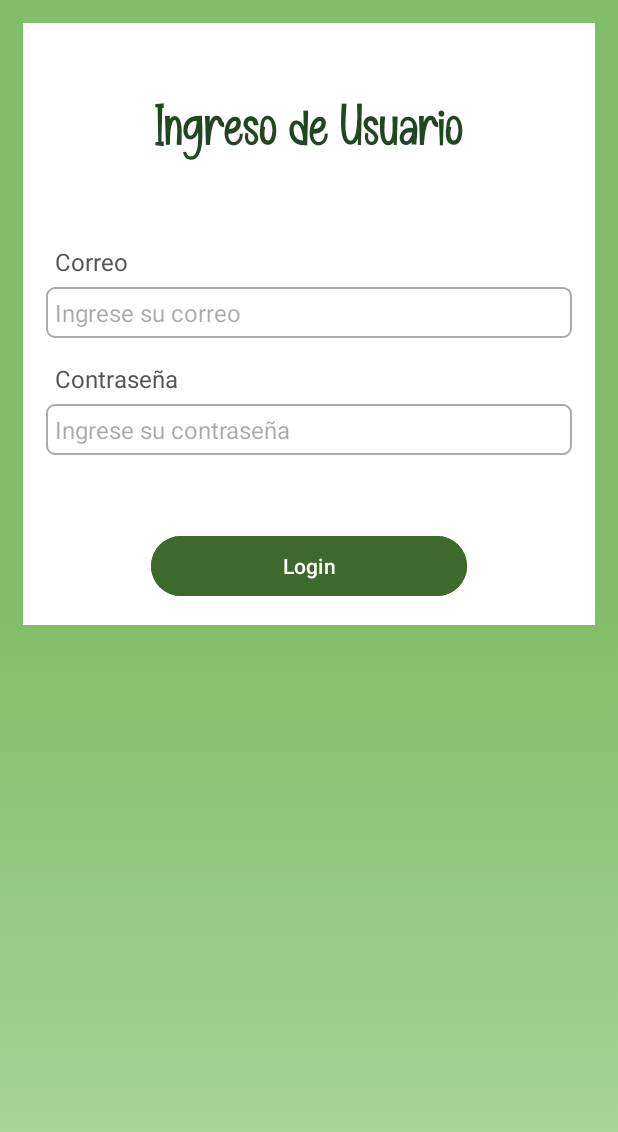
After one commit to wooshidoo/Vetgan_App, an Android app: the LoginActivity screen opened directly, with no data from a screen before it, on a phone screen of 412 x 824 dp. The commit adds this screen. Shown: the top 1132 px of the screen. Run offline under Robolectric (Android 15) with nearby library versions, the phone set to English and light mode, and no system bars; our stand-ins replace Firebase (no records; nobody signed in at launch, a user with empty details on screens opened directly).

Commit message:
UI Login Verificacion de Datos de Usuario Registrados

```diff
--- a/app/src/main/AndroidManifest.xml
+++ b/app/src/main/AndroidManifest.xml
@@ -13,6 +13,9 @@
         android:theme="@style/Theme.Vetgan"
         tools:targetApi="31">
         <activity
+            android:name=".LoginActivity"
+            android:exported="false" />
+        <activity
             android:name=".RegisterActivity"
             android:exported="false" />
         <activity
--- /dev/null
+++ b/app/src/main/java/com/example/vetgan/LoginActivity.java
@@ -0,0 +1,82 @@
+package com.example.vetgan;
+
+import android.os.Bundle;
+import android.text.TextUtils;
+import android.util.Patterns;
+import android.view.View;
+import android.widget.Button;
+import android.widget.EditText;
+import android.widget.ProgressBar;
+import android.widget.Toast;
+
+import androidx.activity.EdgeToEdge;
+import androidx.annotation.NonNull;
+import androidx.appcompat.app.AppCompatActivity;
+
+
+import com.google.android.gms.tasks.OnCompleteListener;
+import com.google.android.gms.tasks.Task;
+import com.google.firebase.auth.AuthResult;
+import com.google.firebase.auth.FirebaseAuth;
+
+public class LoginActivity extends AppCompatActivity {
+
+    private EditText editTextLoginEmail, editTextLoginPwd;
+    private ProgressBar progressBar;
+    private FirebaseAuth authProfile;
+
+    @Override
+    protected void onCreate(Bundle savedInstanceState) {
+        super.onCreate(savedInstanceState);
+        EdgeToEdge.enable(this);
+        setContentView(R.layout.activity_login);
+
+        editTextLoginEmail = findViewById(R.id.edText_login_email);
+        editTextLoginPwd = findViewById(R.id.edText_login_pwd);
+        progressBar = findViewById(R.id.progressBar);
+
+        authProfile = FirebaseAuth.getInstance();
+
+        //Login Usuario
+        Button buttonLogin = findViewById(R.id.button_login);
+        buttonLogin.setOnClickListener(new View.OnClickListener() {
+            @Override
+            public void onClick(View view) {
+                String textEmail = editTextLoginEmail.getText().toString();
+                String textPwd = editTextLoginPwd.getText().toString();
+
+                if(TextUtils.isEmpty(textEmail)){
+                    Toast.makeText(LoginActivity.this, "Porfavor, ingresa tu correo", Toast.LENGTH_SHORT).show();
+                    editTextLoginEmail.setError("Correo Obligatorio");
+                    editTextLoginEmail.requestFocus();
+                } else if(!Patterns.EMAIL_ADDRESS.matcher(textEmail).matches()){
+                    Toast.makeText(LoginActivity.this, "Porfavor, re-ingresa tu correo", Toast.LENGTH_SHORT).show();
+                    editTextLoginEmail.setError("Correo Válido Obligatorio");
+                    editTextLoginEmail.requestFocus();
+                } else if(TextUtils.isEmpty(textPwd)){
+                    Toast.makeText(LoginActivity.this, "Porfavor, ingresa tu clave", Toast.LENGTH_SHORT).show();
+                    editTextLoginPwd.setError("Clave Obligatoria");
+                    editTextLoginPwd.requestFocus();
+                } else{
+                    progressBar.setVisibility(View.VISIBLE);
+                    loginUser(textEmail, textPwd);
+                }
+            }
+        });
+
+    }
+
+    private void loginUser(String email, String pwd) {
+        authProfile.signInWithEmailAndPassword(email, pwd).addOnCompleteListener(new OnCompleteListener<AuthResult>() {
+            @Override
+            public void onComplete(@NonNull Task<AuthResult> task) {
+                if(task.isSuccessful()){
+                    Toast.makeText(LoginActivity.this, "Inicio de sesion exitoso", Toast.LENGTH_SHORT).show();
+                } else{
+                    Toast.makeText(LoginActivity.this, "Algo salio mal!", Toast.LENGTH_SHORT).show();
+                }
+                progressBar.setVisibility(View.GONE);
+            }
+        });
+    }
+}
--- a/app/src/main/java/com/example/vetgan/MainActivity.java
+++ b/app/src/main/java/com/example/vetgan/MainActivity.java
@@ -20,7 +20,6 @@ public class MainActivity extends AppCompatActivity {
         setContentView(R.layout.activity_main);
 
         //INTERFAZ LOGIN
-        /*
         Button buttonLogin = findViewById(R.id.button_login);
         buttonLogin.setOnClickListener(new View.OnClickListener() {
             @Override
@@ -28,7 +27,7 @@ public class MainActivity extends AppCompatActivity {
                 Intent intent = new Intent(MainActivity.this, LoginActivity.class);
                 startActivity(intent);
             }
-        }); */
+        });
 
         //INTERFAZ REGISTRO
         Button buttonRegister = findViewById(R.id.button_register);
--- /dev/null
+++ b/app/src/main/res/layout/activity_login.xml
@@ -0,0 +1,101 @@
+<?xml version="1.0" encoding="utf-8"?>
+<ScrollView xmlns:android="http://schemas.android.com/apk/res/android"
+    xmlns:app="http://schemas.android.com/apk/res-auto"
+    xmlns:tools="http://schemas.android.com/tools"
+    android:id="@+id/main"
+    android:layout_width="match_parent"
+    android:layout_height="match_parent"
+    tools:context=".LoginActivity"
+    android:background="@drawable/fondo_degradado">
+
+    <RelativeLayout
+        android:layout_width="match_parent"
+        android:layout_height="wrap_content"
+        android:padding="15dp"
+        android:layout_margin="15dp"
+        android:background="@color/blanco">
+
+        <TextView
+            android:layout_width="match_parent"
+            android:layout_height="wrap_content"
+            android:id="@+id/txtV_login_head"
+            android:layout_marginTop="30dp"
+            android:text="Ingreso de Usuario"
+            android:textSize="40dp"
+            android:textColor="#224524"
+            android:fontFamily="@font/beach"
+            android:textAlignment="center"
+            android:textAppearance="@style/TextAppearance.AppCompat.Headline"/>
+
+        <TextView
+            android:layout_width="match_parent"
+            android:layout_height="wrap_content"
+            android:id="@+id/txtV_login_email"
+            android:layout_marginTop="50dp"
+            android:layout_below="@id/txtV_login_head"
+            android:text="Correo"
+            android:padding="6dp"
+            android:textColor="#555555"
+            android:textSize="16sp"/>
+
+        <EditText
+            android:layout_width="match_parent"
+            android:layout_height="wrap_content"
+            android:id="@+id/edText_login_email"
+            android:layout_below="@id/txtV_login_email"
+            android:hint="Ingrese su correo"
+            android:textColor="#000000"
+            android:inputType="textEmailAddress"
+            android:padding="6dp"
+            android:textSize="16sp"
+            android:background="@drawable/border"/>
+
+        <TextView
+            android:layout_width="match_parent"
+            android:layout_height="wrap_content"
+            android:id="@+id/txtV_login_pwd"
+            android:layout_marginTop="10dp"
+            android:layout_below="@id/edText_login_email"
+            android:text="Contraseña"
+            android:padding="6dp"
+            android:textColor="#555555"
+            android:textSize="16sp"/>
+
+        <EditText
+            android:layout_width="match_parent"
+            android:layout_height="wrap_content"
+            android:id="@+id/edText_login_pwd"
+            android:layout_below="@id/txtV_login_pwd"
+            android:hint="Ingrese su contraseña"
+            android:textColor="#000000"
+            android:inputType="textPassword"
+            android:padding="6dp"
+            android:textSize="16sp"
+            android:background="@drawable/border"/>
+
+        <Button
+            android:layout_width="match_parent"
+            android:layout_height="wrap_content"
+            android:text="Login"
+            android:textColor="#FFFFFF"
+            android:backgroundTint="#3D692C"
+            android:id="@+id/button_login"
+            android:layout_below="@id/edText_login_pwd"
+            android:layout_marginTop="50dp"
+            android:layout_marginRight="70dp"
+            android:layout_marginLeft="70dp"/>
+
+        <ProgressBar
+            android:layout_width="wrap_content"
+            android:layout_height="wrap_content"
+            android:id="@+id/progressBar"
+            style="?android:attr/progressBarStyleLarge"
+            android:layout_centerVertical="true"
+            android:layout_centerHorizontal="true"
+            android:elevation="10dp"
+            android:visibility="gone"/>
+
+
+    </RelativeLayout>
+
+</ScrollView>
```
